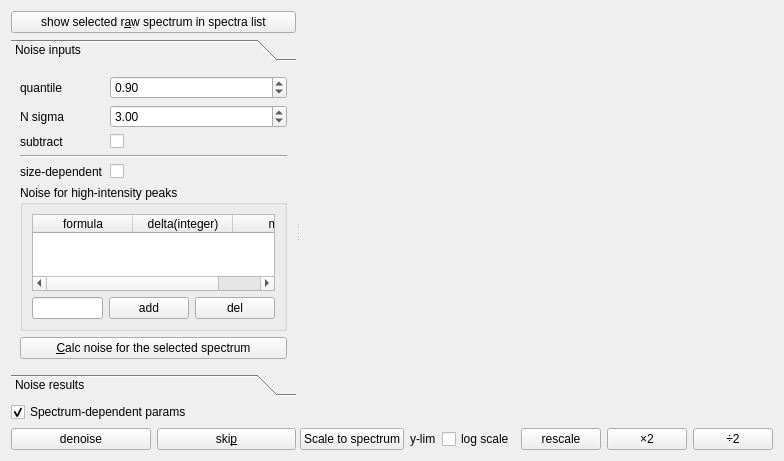
Above: Orbitool/UI/Noise.ui from l460289052/Orbitool before the change. Below: the same form after it.
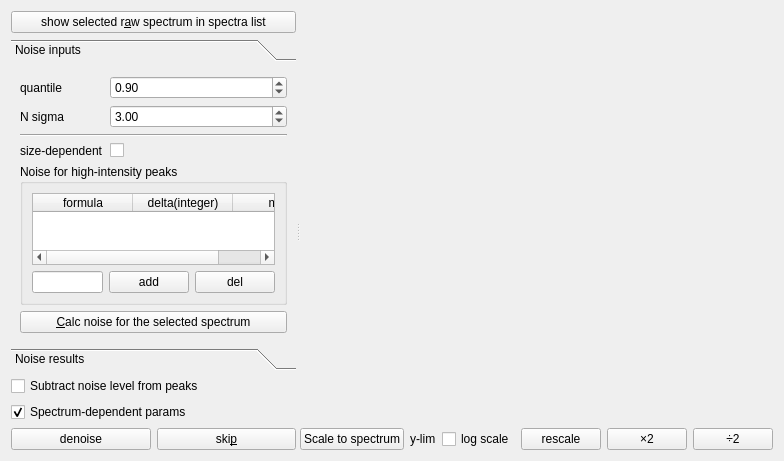
That is the form after the change.

What changed in the file:
```diff
--- a/Orbitool/UI/Noise.ui
+++ b/Orbitool/UI/Noise.ui
@@ -59,8 +59,8 @@
            <rect>
             <x>0</x>
             <y>0</y>
-            <width>319</width>
-            <height>325</height>
+            <width>341</width>
+            <height>327</height>
            </rect>
           </property>
           <attribute name="label">
@@ -97,35 +97,21 @@
                </property>
               </widget>
              </item>
-             <item row="2" column="0">
-              <widget class="QLabel" name="label_3">
-               <property name="text">
-                <string>subtract</string>
-               </property>
-              </widget>
-             </item>
-             <item row="2" column="1">
-              <widget class="QCheckBox" name="substractCheckBox">
-               <property name="text">
-                <string/>
-               </property>
-              </widget>
-             </item>
-             <item row="3" column="0" colspan="2">
+             <item row="2" column="0" colspan="2">
               <widget class="Line" name="line">
                <property name="orientation">
                 <enum>Qt::Horizontal</enum>
                </property>
               </widget>
              </item>
-             <item row="4" column="0">
+             <item row="3" column="0">
               <widget class="QLabel" name="sizeDependentLabel">
                <property name="text">
                 <string>size-dependent</string>
                </property>
               </widget>
              </item>
-             <item row="4" column="1">
+             <item row="3" column="1">
               <widget class="QCheckBox" name="sizeDependentCheckBox"/>
              </item>
             </layout>
@@ -321,6 +307,13 @@
          </widget>
         </widget>
        </item>
+       <item>
+        <widget class="QCheckBox" name="substractCheckBox">
+         <property name="text">
+          <string>Subtract noise level from peaks</string>
+         </property>
+        </widget>
+       </item>
        <item>
         <widget class="QCheckBox" name="dependentCheckBox">
          <property name="text">
```
Left out of the diff: 4 changed lines with no effect on the pictures.
